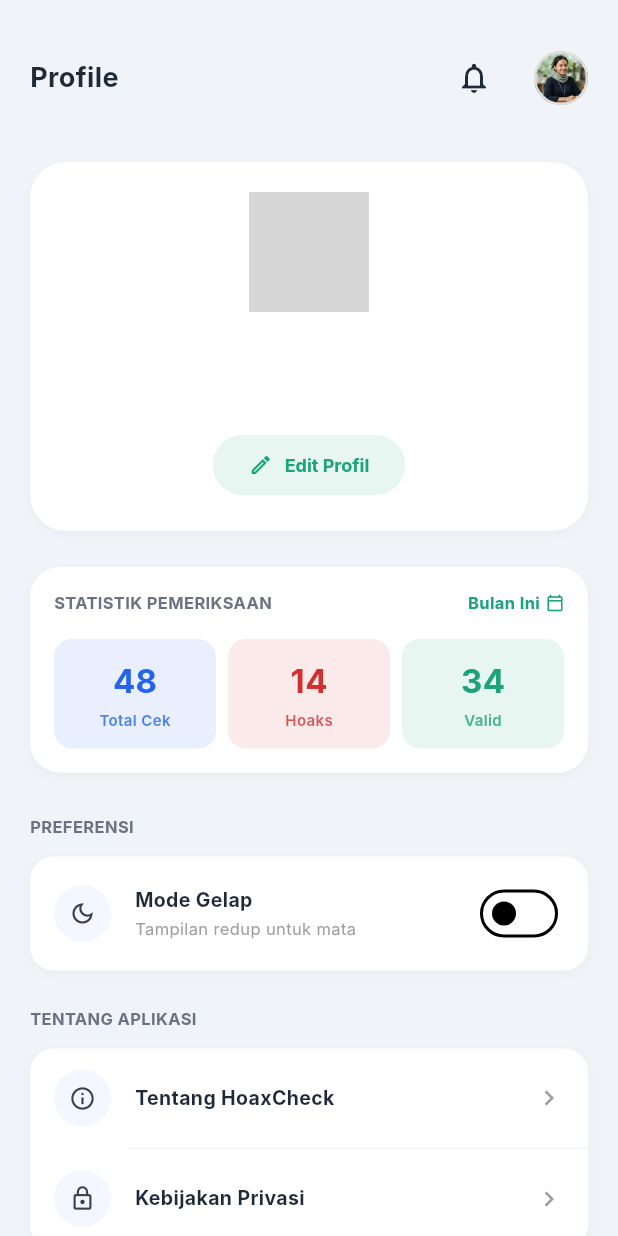
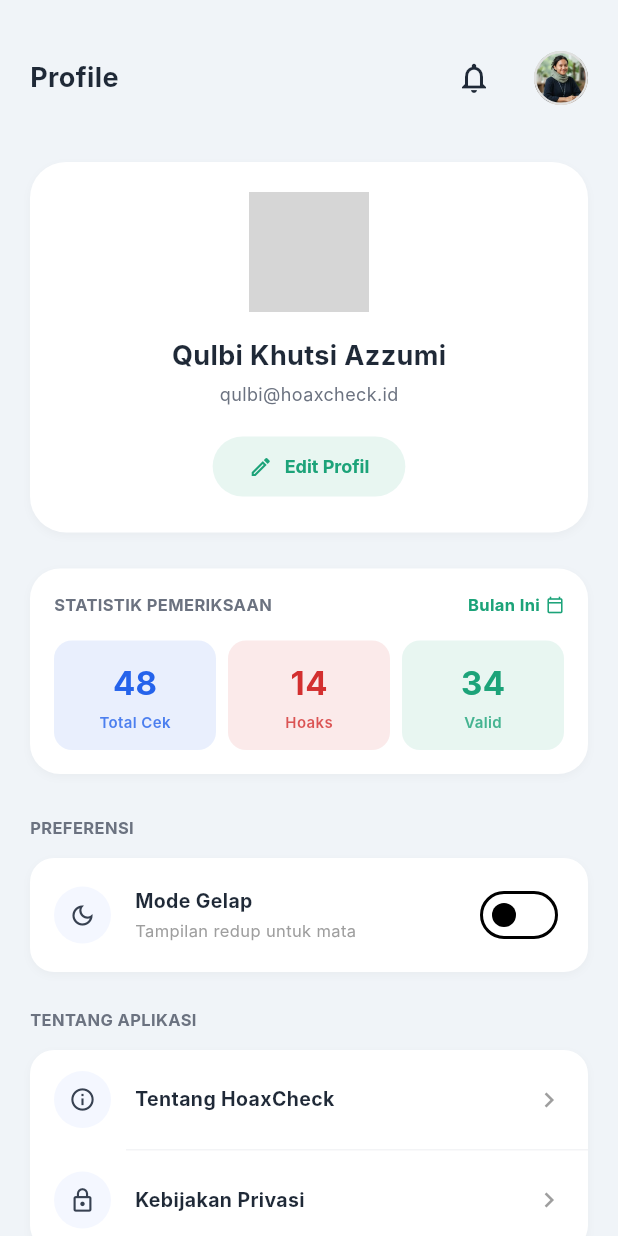
Before and after one commit to qulbiazz/HoaxCheck, a Flutter app: the ProfilePage screen opened directly, on a phone screen of 412 x 824 dp. Run offline on Flutter 3.47's test engine with Material 3 defaults, Android fonts, the light colour scheme and no system bars; our stand-ins replace supabase_flutter; accounts and stored records are empty; network calls fail; Roboto replaces fonts that are missing (Inter); statements that could not run were skipped; grey boxes are pictures that could not be loaded.

Commit message:
refactor(profile): connect profile page and widgets to clean auth usecases

```diff
--- a/lib/features/auth/data/repositories/auth_repository_impl.dart
+++ b/lib/features/auth/data/repositories/auth_repository_impl.dart
@@ -7,6 +7,11 @@ class AuthRepositoryImpl implements AuthRepository {
 
   AuthRepositoryImpl({AuthRemoteDataSource? remoteDataSource})
       : remoteDataSource = remoteDataSource ?? AuthRemoteDataSourceImpl();
+
+  @override
+  UserEntity? getCurrentUserSync() {
+    return remoteDataSource.getCurrentUser();
+  }
 
   @override
   Future<UserEntity?> getCurrentUser() async {
--- a/lib/features/auth/domain/repositories/auth_repository.dart
+++ b/lib/features/auth/domain/repositories/auth_repository.dart
@@ -2,6 +2,7 @@ import '../entities/user_entity.dart';
 
 /// Kontrak Repository Autentikasi (Domain Interface)
 abstract class AuthRepository {
+  UserEntity? getCurrentUserSync();
   Future<UserEntity?> getCurrentUser();
   Future<UserEntity> loginWithEmail(String email, String password);
   Future<UserEntity> registerWithEmail(String email, String password, String name);
--- a/lib/features/profile/presentation/pages/profile_page.dart
+++ b/lib/features/profile/presentation/pages/profile_page.dart
@@ -1,8 +1,10 @@
 import 'package:flutter/material.dart';
 import 'package:hoaxcheck_app/app/app.dart';
-import 'package:supabase_flutter/supabase_flutter.dart';
 import '../../../../../app/theme.dart';
 import '../../../../app/app_header.dart';
+import '../../../../core/usecases/usecase.dart';
+import '../../../auth/data/repositories/auth_repository_impl.dart';
+import '../../../auth/domain/usecases/sign_out_usecase.dart';
 import '../../../auth/presentation/pages/login_page.dart';
 import 'tentang_hoaxcheck_page.dart';
 import 'kebijakan_privasi_page.dart';
@@ -171,7 +173,7 @@ class ProfilePage extends StatelessWidget {
 
     if (confirmed == true) {
       try {
-        await Supabase.instance.client.auth.signOut();
+        await SignOutUseCase(AuthRepositoryImpl())(const NoParams());
       } catch (_) {}
       if (context.mounted) {
         Navigator.of(context).pushAndRemoveUntil(
--- a/lib/features/profile/presentation/widgets/profile_info_card.dart
+++ b/lib/features/profile/presentation/widgets/profile_info_card.dart
@@ -1,6 +1,7 @@
 import 'package:flutter/material.dart';
-import 'package:supabase_flutter/supabase_flutter.dart';
 import '../../../../../app/theme.dart';
+import '../../../auth/data/repositories/auth_repository_impl.dart';
+import '../../../auth/domain/entities/user_entity.dart';
 import '../pages/edit_profile_page.dart';
 
 class ProfileInfoCard extends StatelessWidget {
@@ -10,21 +11,19 @@ class ProfileInfoCard extends StatelessWidget {
   Widget build(BuildContext context) {
     final isDark = Theme.of(context).brightness == Brightness.dark;
 
-    // Ambil data user dari sesi Supabase Auth (jika ada)
-    User? currentUser;
+    // Clean Architecture: Ambil entitas user dari AuthRepository
+    UserEntity? currentUser;
     try {
-      currentUser = Supabase.instance.client.auth.currentUser;
+      currentUser = AuthRepositoryImpl().getCurrentUserSync();
     } catch (_) {}
 
-    final rawName = currentUser?.userMetadata?['full_name'] as String? ??
-        currentUser?.userMetadata?['name'] as String?;
-    final displayName = (rawName != null && rawName.trim().isNotEmpty)
-        ? rawName.trim()
-        : (currentUser?.email != null
-            ? currentUser!.email!.split('@').first
-            : "Qulbi Khutsi Azzumi");
-    final displayEmail = currentUser?.email ?? "qulbi@hoaxcheck.id";
-    final avatarUrl = currentUser?.userMetadata?['avatar_url'] as String?;
+    final displayName = (currentUser?.name != null && currentUser!.name!.trim().isNotEmpty)
+        ? currentUser.name!
+        : "Qulbi Khutsi Azzumi";
+    final displayEmail = (currentUser?.email != null && currentUser!.email.isNotEmpty)
+        ? currentUser.email
+        : "qulbi@hoaxcheck.id";
+    final avatarUrl = currentUser?.avatarUrl;
 
     return Container(
       width: double.infinity,
```
